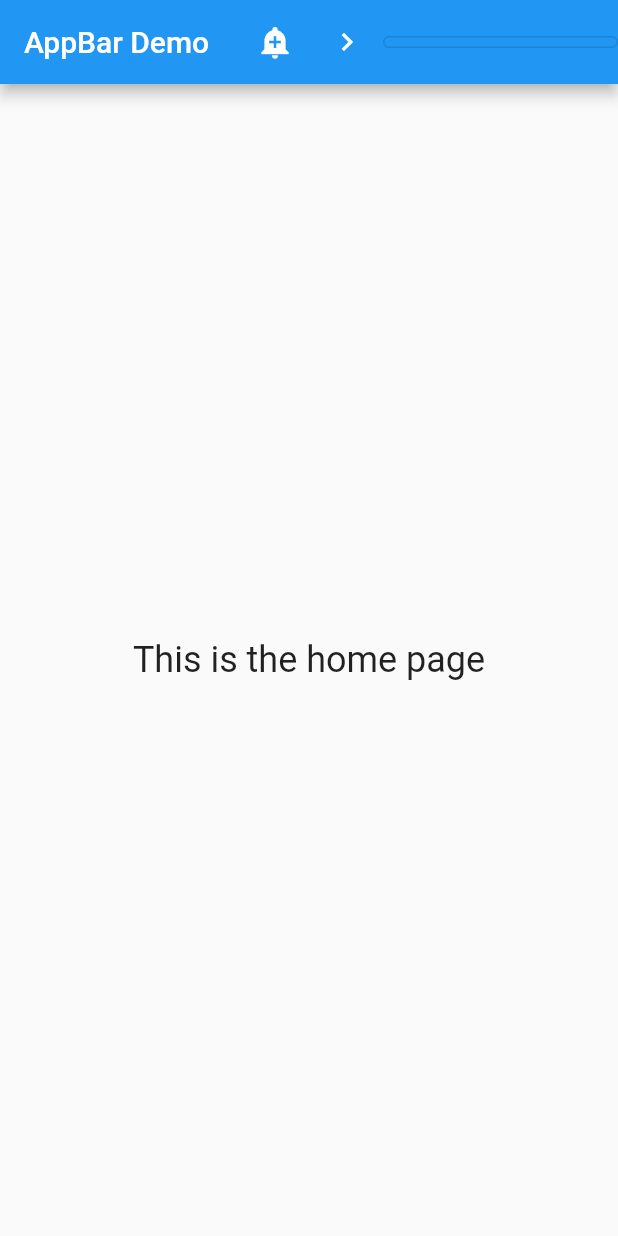
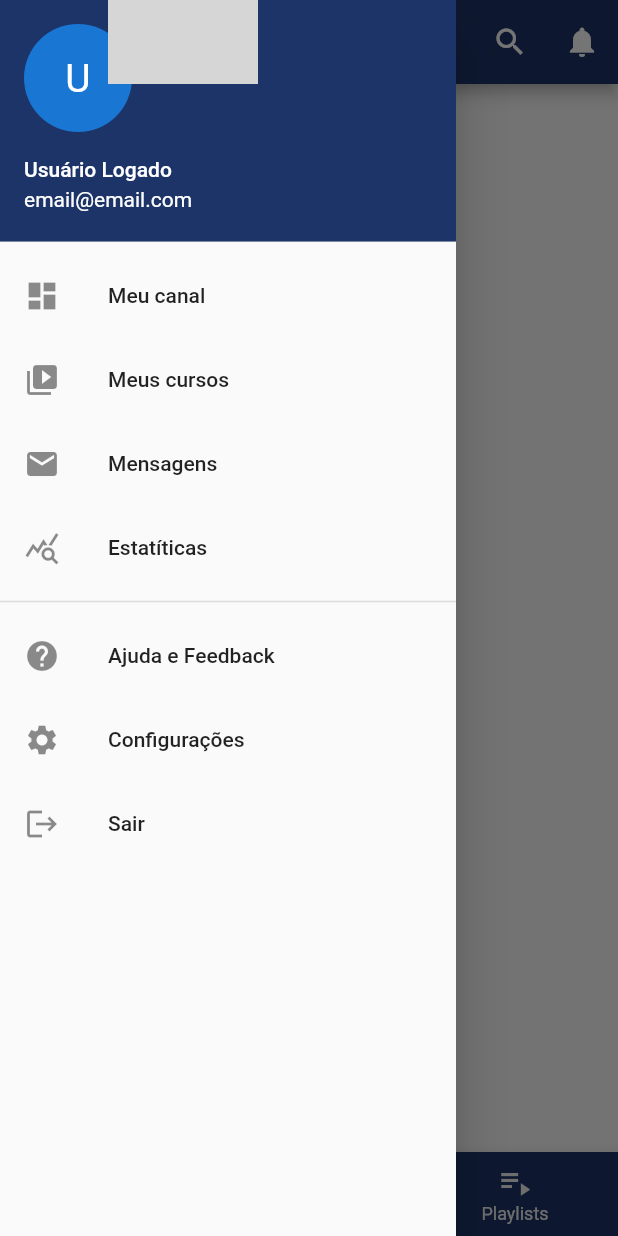
Before and after one commit to hamiltontborges/mobile_app_open, a Flutter app: the screen it shows once a user with an empty profile is signed in, with the side drawer open (before the commit the screen has no drawer), on a phone screen of 412 x 824 dp. Run offline on Flutter 3.47's test engine with Material 2 defaults, Android fonts, the phone set to English and light mode, and no system bars; our stand-ins replace firebase_auth, firebase_core, font_awesome_flutter, google_sign_in; accounts and stored records are empty; grey boxes are pictures that could not be loaded.

Commit message:
login social google + front login e home

```diff
--- a/lib/main.dart
+++ b/lib/main.dart
@@ -5,6 +5,7 @@ import 'package:flutter/material.dart';
 import 'package:firebase_core/firebase_core.dart';
 import 'package:mobile_app_open/services/auth_check.dart';
 import 'package:mobile_app_open/services/auth_service.dart';
+import 'package:mobile_app_open/services/google_sign_in.dart';
 import 'package:provider/provider.dart';
 import 'firebase_options.dart';
 
@@ -18,6 +19,7 @@ void main() async {
   runApp(
     MultiProvider(providers: [
       ChangeNotifierProvider(create: (context) => AuthService()),
+      ChangeNotifierProvider(create: (context) => GoogleSignInProvider()),
     ],
     child: MyApp(),
     ),
--- a/lib/screens/home.dart
+++ b/lib/screens/home.dart
@@ -1,5 +1,6 @@
 import 'package:flutter/material.dart';
 import 'package:mobile_app_open/services/auth_service.dart';
+import 'package:mobile_app_open/utils/constants.dart';
 import 'package:provider/provider.dart';
 
 class Home extends StatefulWidget {
@@ -10,14 +11,42 @@ class Home extends StatefulWidget {
 }
 
 class _HomeState extends State<Home> {
+  int _selectedIndex = 0;
+  static const TextStyle optionStyle =
+      TextStyle(fontSize: 30, fontWeight: FontWeight.bold);
+  static const List<Widget> _widgetOptions = <Widget>[
+    Text(
+      'Index 0: Início',
+      style: optionStyle,
+    ),
+    Text(
+      'Index 1: Favoritos',
+      style: optionStyle,
+    ),
+    Text(
+      'Index 2: Playlists',
+      style: optionStyle,
+    ),
+  ];
+
+  void _onItemTapped(int index) {
+    setState(() {
+      _selectedIndex = index;
+    });
+  }
+
   @override
   Widget build(BuildContext context) {
     return Scaffold(
       appBar: AppBar(
-        title: const Text('AppBar Demo'),
+        title: Image.asset(
+          'assets/logos/open-unifeob.png',
+          width: 100.0,
+        ),
+        backgroundColor: kColorBlue,
         actions: <Widget>[
           IconButton(
-            icon: const Icon(Icons.add_alert),
+            icon: const Icon(Icons.search),
             tooltip: 'Show Snackbar',
             onPressed: () {
               ScaffoldMessenger.of(context).showSnackBar(
@@ -25,54 +54,92 @@ class _HomeState extends State<Home> {
             },
           ),
           IconButton(
-            icon: const Icon(Icons.navigate_next),
-            tooltip: 'Go to the next page',
+            icon: const Icon(Icons.notifications),
+            tooltip: 'Show Snackbar',
             onPressed: () {
-              Navigator.push(context, MaterialPageRoute<void>(
-                builder: (BuildContext context) {
-                  return Scaffold(
-                    appBar: AppBar(
-                      title: const Text('Next page'),
-                    ),
-                    body: const Center(
-                      child: Text(
-                        'This is the next page',
-                        style: TextStyle(fontSize: 24),
-                      ),
-                    ),
-                  );
-                },
-              ));
+              ScaffoldMessenger.of(context).showSnackBar(
+                  const SnackBar(content: Text('This is a snackbar')));
             },
           ),
-          Padding(
-            padding: EdgeInsets.symmetric(vertical: 24),
-            child: OutlinedButton(
-              onPressed: () => context.read<AuthService>().logout(),
-              style: OutlinedButton.styleFrom(
-                primary: Colors.red,
+
+        ],
+      ),
+      drawer: Drawer(
+        child: ListView(
+          padding: EdgeInsets.zero,
+          children: <Widget>[
+            UserAccountsDrawerHeader(
+              decoration: BoxDecoration(
+                color: kColorBlue,
               ),
-              child: Row(
-                mainAxisAlignment: MainAxisAlignment.center,
-                children: [
-                  Padding(
-                    padding: EdgeInsets.all(16.0),
-                    child: Text(
-                      'Sair do App',
-                      style: TextStyle(fontSize: 18),
-                    ),
-                  ),
-                ],
+              accountEmail: Text("email@email.com"),
+              accountName: Text('Usuário Logado'),
+              currentAccountPicture: CircleAvatar(
+                child: Text('U', style: TextStyle(fontSize: 26.0),)
               ),
             ),
+            ListTile(
+              leading: Icon(Icons.dashboard),
+              title: Text('Meu canal'),
+              onTap: () => {},
+            ),
+            ListTile(
+              leading: Icon(Icons.video_library),
+              title: Text('Meus cursos'),
+              onTap: () => {},
+            ),
+            ListTile(
+              leading: Icon(Icons.email),
+              title: Text('Mensagens'),
+              onTap: () => {},
+            ),
+            ListTile(
+              leading: Icon(Icons.query_stats),
+              title: Text('Estatíticas'),
+              onTap: () => {},
+            ),
+            Divider(color: Color.fromARGB(31, 0, 0, 0), thickness: 1,),
+            ListTile(
+              leading: Icon(Icons.help),
+              title: Text('Ajuda e Feedback'),
+              onTap: () => {},
+            ),
+            ListTile(
+              leading: Icon(Icons.settings),
+              title: Text('Configurações'),
+              onTap: () => {},
+            ),
+            ListTile(
+              leading: Icon(Icons.logout),
+              title: Text('Sair'),
+              onTap: () => {context.read<AuthService>().logout()},
+            ),
+          ],
+        ),
+      ),
+      body: Center(
+        child: _widgetOptions.elementAt(_selectedIndex),
+      ),
+      bottomNavigationBar: BottomNavigationBar(
+        backgroundColor: kColorBlue,
+        items: const <BottomNavigationBarItem>[
+          BottomNavigationBarItem(
+            icon: Icon(Icons.house),
+            label: 'Início',
+          ),
+          BottomNavigationBarItem(
+            icon: Icon(Icons.favorite),
+            label: 'Favoritos',
+          ),
+          BottomNavigationBarItem(
+            icon: Icon(Icons.playlist_play),
+            label: 'Playlists',
           ),
         ],
-      ),
-      body: const Center(
-        child: Text(
-          'This is the home page',
-          style: TextStyle(fontSize: 24),
-        ),
+        currentIndex: _selectedIndex,
+        selectedItemColor: kColorYellow,
+        unselectedItemColor: kColorWhite,
+        onTap: _onItemTapped,
       ),
     );
   }
--- a/lib/utils/constants.dart
+++ b/lib/utils/constants.dart
@@ -9,3 +9,4 @@ final kLabelStyle = TextStyle(
 const kColorBlue = Color.fromARGB(255, 29, 52, 104);
 const kColorYellow = Color.fromARGB(255, 233, 201, 21);
 const kColorWhite = Color.fromARGB(255, 240, 240, 240);
+const kColorDarkBlue = Color.fromARGB(255, 9, 20, 44);
--- a/pubspec.yaml
+++ b/pubspec.yaml
@@ -40,6 +40,9 @@ dependencies:
   flutterfire_ui: ^0.3.6+1
   path_provider: ^2.0.9
   provider: ^6.0.2
+  google_sign_in: ^5.2.4
+
+  font_awesome_flutter: ^9.0.0
 
 dev_dependencies:
   flutter_test:
```
Also changed, not shown: lib/screens/forgot_pass.dart (renamed from lib/screens/forgotPass.dart, +65 -24 lines), lib/screens/login.dart (+65 -61 lines), lib/screens/register.dart (+53 -40 lines), lib/services/google_sign_in.dart (added, +28 -0 lines), pubspec.lock.
